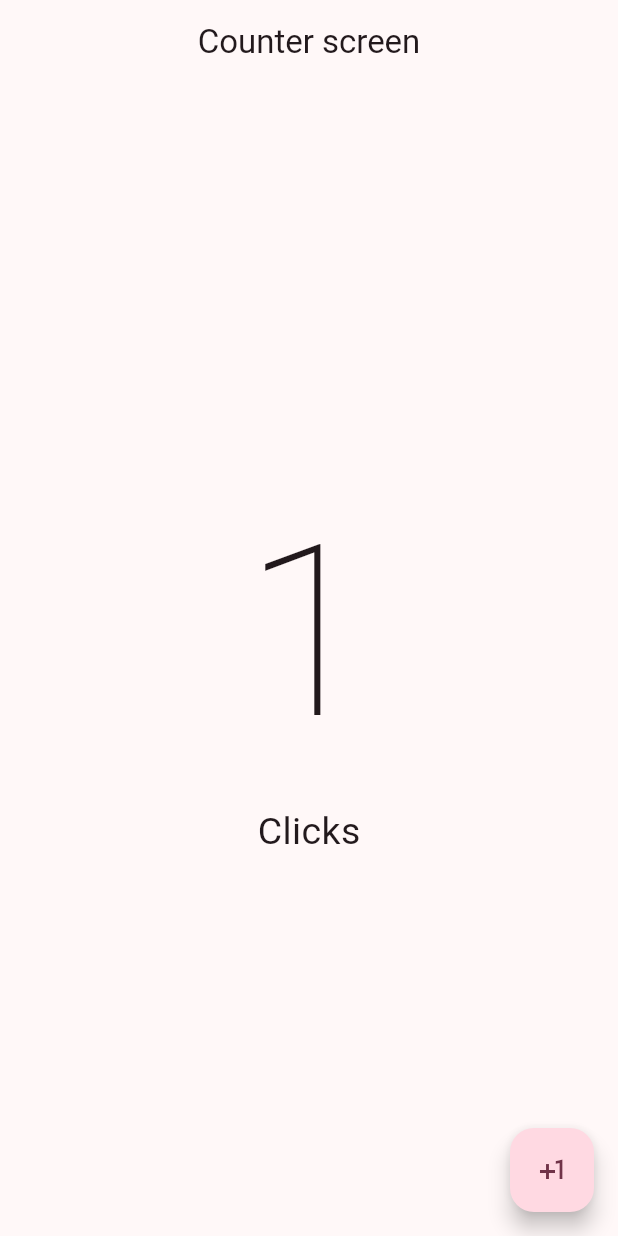
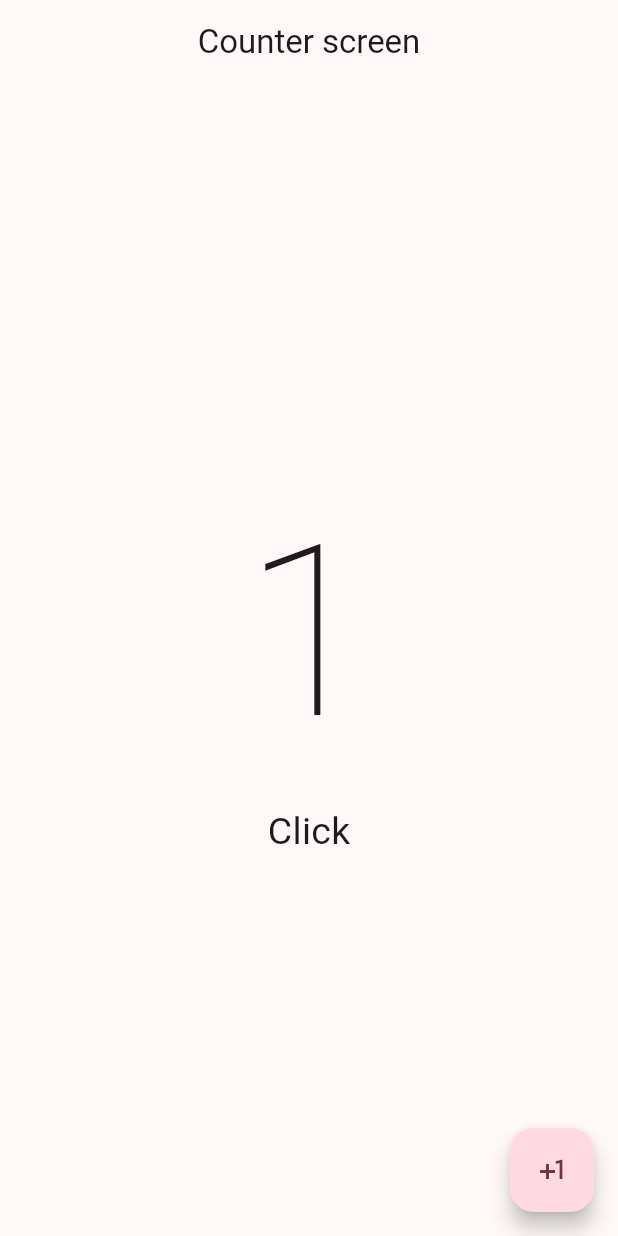
Before and after one commit to JaviKo500/counter-app-flutter, a Flutter app: the screen it shows after launch, after a tap on the "plus one" icon, on a phone screen of 412 x 824 dp. Run offline on Flutter 3.47's test engine with Material 2 defaults, Android fonts, the phone set to English and light mode, and no system bars.

Commit message:
custom text title

```diff
--- a/lib/presentation/screens/counter/counter_screen.dart
+++ b/lib/presentation/screens/counter/counter_screen.dart
@@ -28,18 +28,15 @@ class _CounterScreenState extends State<CounterScreen> {
               style:
                   const TextStyle(fontSize: 160, fontWeight: FontWeight.w100),
             ),
-            const Text(
-              'Clicks',
-              style: TextStyle(fontSize: 25),
+            Text(
+              'Click${clickCounter == 1 ? '' : 's'}',
+              style: const TextStyle(fontSize: 25),
             ),
           ],
         ),
       ),
       floatingActionButton: FloatingActionButton(
         onPressed: () {
-          if (kDebugMode) {
-            print('click');
-          }
           setState(() {
             clickCounter++;
           });
```
